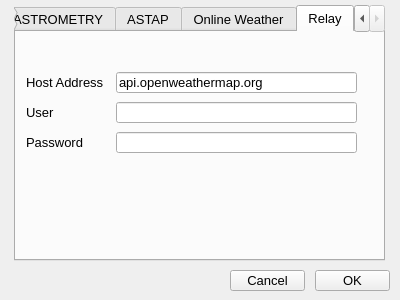
Qt form mw4/gui/widgets/devicePopup.ui (mworion/MountWizzard4) before a commit.
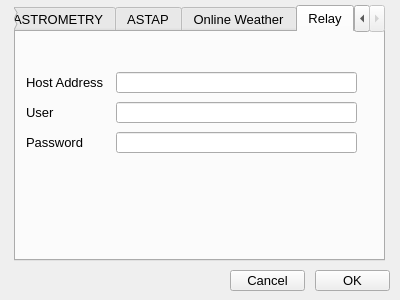
The same form after that commit. The open tabs and pages were chosen to show the change.

The edit to the form file:
```diff
--- a/mw4/gui/widgets/devicePopup.ui
+++ b/mw4/gui/widgets/devicePopup.ui
@@ -1795,7 +1795,7 @@
       <enum>Qt::RightToLeft</enum>
      </property>
      <property name="text">
-      <string>api.openweathermap.org</string>
+      <string/>
      </property>
      <property name="maxLength">
       <number>50</number>
```
Left out of the diff: 54 changed lines with no effect on the pictures.
